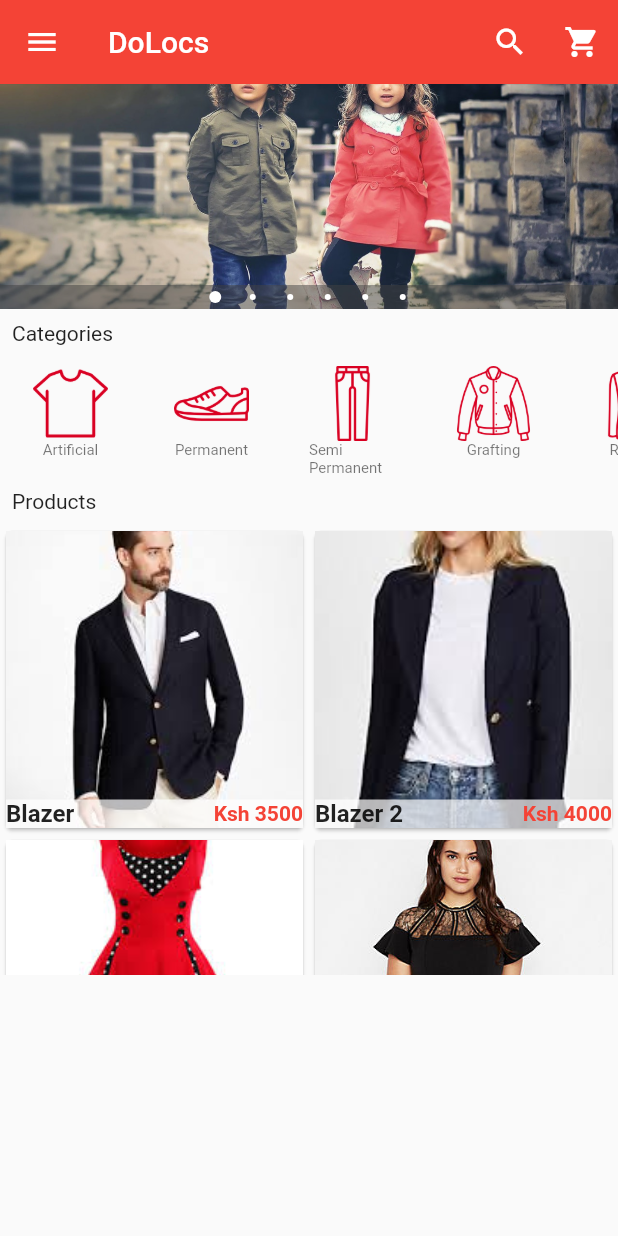
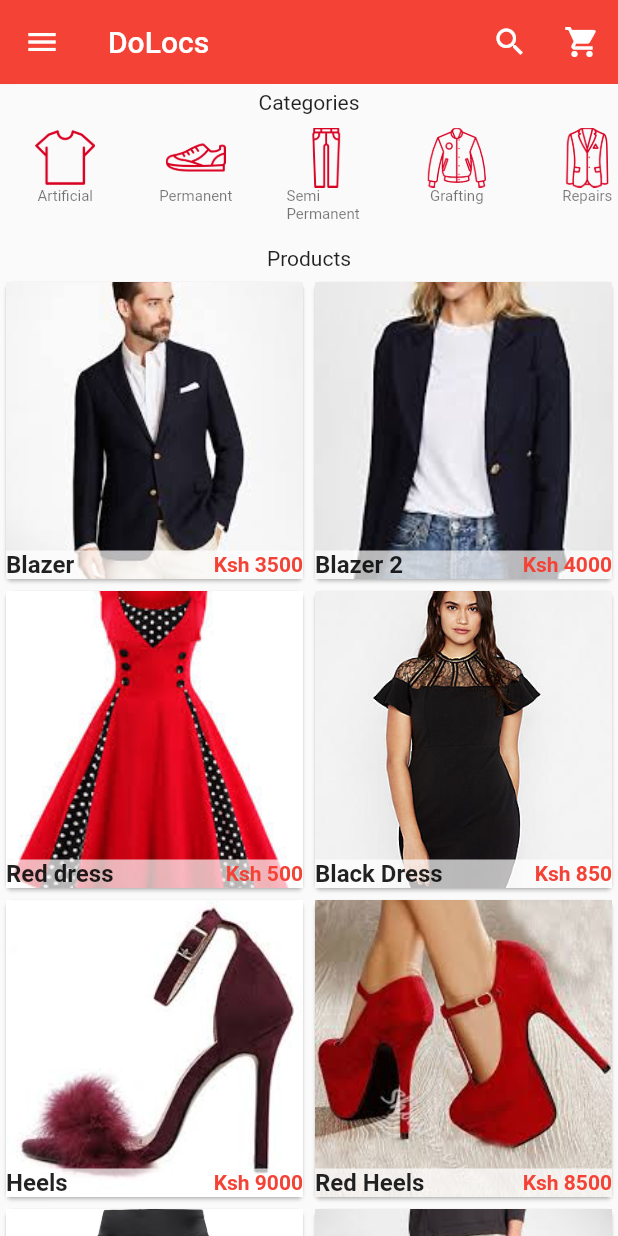
Before and after one commit to BrianNyatwanga/do_locs, a Flutter app: the screen it shows after launch, on a phone screen of 412 x 824 dp. Run offline on Flutter 3.47's test engine with Material 2 defaults, Android fonts, the phone set to English and light mode, and no system bars; drawn by our look-alikes of carousel_pro.

Commit message:
Similar Product details page

```diff
--- a/lib/components/horizontal_listview.dart
+++ b/lib/components/horizontal_listview.dart
@@ -59,16 +59,17 @@ class Category extends StatelessWidget {
   @override
   Widget build(BuildContext context) {
     return Padding(
-      padding: const EdgeInsets.all(2.0),
+      padding: const EdgeInsets.all(1.0),
       child: InkWell(
         onTap: () {},
         child: Container(
-          width: 90.0,
+          width: 85.0,
+          //height: 50.0,
           child: ListTile(
               title: Image.asset(
                 image_location,
-                width: 80.0,
-                height: 50.0,
+                //width: 80.0,
+                height: 40.0,
               ),
               subtitle: Container(
                 alignment: Alignment.topCenter,
--- a/lib/components/products.dart
+++ b/lib/components/products.dart
@@ -5,6 +5,7 @@ import 'package:flutter/widgets.dart';
 //internal imports
 import 'package:do_locs/pages/product_details.dart';
 
+//======================= PRODUCTS =============================================
 class Products extends StatefulWidget {
   @override
   _ProductsState createState() => _ProductsState();
@@ -82,6 +83,7 @@ class _ProductsState extends State<Products> {
     },
   ];
 
+//====================== GRID VIEW =============================================
   @override
   Widget build(BuildContext context) {
     return GridView.builder(
@@ -119,11 +121,13 @@ class Single_prod extends StatelessWidget {
   Widget build(BuildContext context) {
     return Card(
       child: Hero(
-        tag: prod_name,
+        tag: new Text('hero 1'),
         child: Material(
           child: InkWell(
-            onTap: () => Navigator.of(context).push(new MaterialPageRoute(
-                builder: (context) => new ProductDetails(
+            onTap: () =>
+                Navigator.of(context).push(new MaterialPageRoute(
+                    builder: (context) =>
+                    new ProductDetails(
                       //PASSING THE VALUES OF PROD DETAILS
                       product_detail_name: prod_name,
                       product_detail_new_price: prod_price,
@@ -162,6 +166,7 @@ class Single_prod extends StatelessWidget {
     );
   }
 }
+
 /*ListTile(
 leading: Text(
 prod_name,
--- a/lib/main.dart
+++ b/lib/main.dart
@@ -37,10 +37,12 @@ class _HomepageState extends State<Homepage> {
         //animationDuration: Duration(milliseconds: 2000),
         dotSize: 4.0,
         //dotColor: ,
+        dotBgColor: Colors.transparent,
         indicatorBgPadding: 4.0,
       ),
   );
     return Scaffold(
+//================= APP BAR ================================================
       appBar: new AppBar(
         elevation: 0.1,//removes shadow
         backgroundColor: Colors.red,
@@ -60,6 +62,8 @@ class _HomepageState extends State<Homepage> {
               onPressed: () {})
         ],
       ),
+
+//================== DRAWER MENU ===========================================
       drawer: new Drawer(
         child: new ListView(
           children: <Widget>[
@@ -77,40 +81,40 @@ class _HomepageState extends State<Homepage> {
                 color: Colors.red,
               ),
             ),
-            // body
+//=============== BODY =====================================================
             InkWell(
               onTap: (){},
               child: ListTile(
                 title: Text('Home Page'),
-                leading: Icon(Icons.home),
+                leading: Icon(Icons.home, color: Colors.red,),
               ),
             ),
             InkWell(
               onTap: (){},
               child: ListTile(
                 title: Text('My Account'),
-                leading: Icon(Icons.person),
+                leading: Icon(Icons.person, color: Colors.red,),
               ),
             ),
             InkWell(
               onTap: (){},
               child: ListTile(
                 title: Text('My Orders'),
-                leading: Icon(Icons.shopping_basket),
+                leading: Icon(Icons.shopping_basket, color: Colors.red,),
               ),
             ),
             InkWell(
               onTap: (){},
               child: ListTile(
-                title: Text('Categories'),
-                leading: Icon(Icons.dashboard),
+                title: Text('Shopping Cart'),
+                leading: Icon(Icons.shopping_cart, color: Colors.red,),
               ),
             ),
             InkWell(
               onTap: (){},
               child: ListTile(
                 title: Text('Favourites'),
-                leading: Icon(Icons.favorite),
+                leading: Icon(Icons.favorite, color: Colors.red,),
               ),
             ),
             Divider(),
@@ -118,40 +122,40 @@ class _HomepageState extends State<Homepage> {
               onTap: (){},
               child: ListTile(
                 title: Text('Settings'),
-                leading: Icon(Icons.settings,  color: Colors.blue,),
+                leading: Icon(Icons.settings),
               ),
             ),
             InkWell(
-              onTap: (){},
+              onTap: () {},
               child: ListTile(
                 title: Text('About'),
-                leading: Icon(Icons.help, color: Colors.greenAccent,),
+                leading: Icon(Icons.help),
               ),
             ),
           ],
         ),
       ),
-      //======================BODY========================================
-      body: new ListView(
+//======================  FIRST PAGE =======================================
+      body: new Column(
           children: <Widget>[
-//=======================IMAGE CAROUSEL==============================
-          image_carousel,
+//======================= IMAGE CAROUSEL ===================================
+            //image_carousel,
 
-//=======================HORIZONTAL LIST VIEW =======================
-          new Padding(padding: const EdgeInsets.all(8.0),
+//======================= HORIZONTAL LIST VIEW =============================
+            new Padding(padding: const EdgeInsets.all(4.0),
               child: new Text('Categories'),),
             HorizontalList(),
 
-//======================PRODUCTS=====================================
-          new Padding(padding: const EdgeInsets.all(8.0),
+//====================== PRODUCTS ==========================================
+            new Padding(padding: const EdgeInsets.all(4.0),
               child: new Text('Products'),),
 
-//=============Grid view
-          Container(
-            height: 300.0,
-            child: Products(),
-          ),
-          //MAKE PADDING AT BOTTOM OF GRID
+//=============Grid View
+            //Container(
+            //height: 300.0,
+            //child:
+            Flexible(child: Products(),)
+            //),
             //new Padding(padding: const EdgeInsets.all(8.0)),
           ]
       ),
```
Also changed, not shown: lib/pages/product_details.dart (+149 -13 lines), 5 other files. Lines whose indentation alone changed are shown as unchanged.
